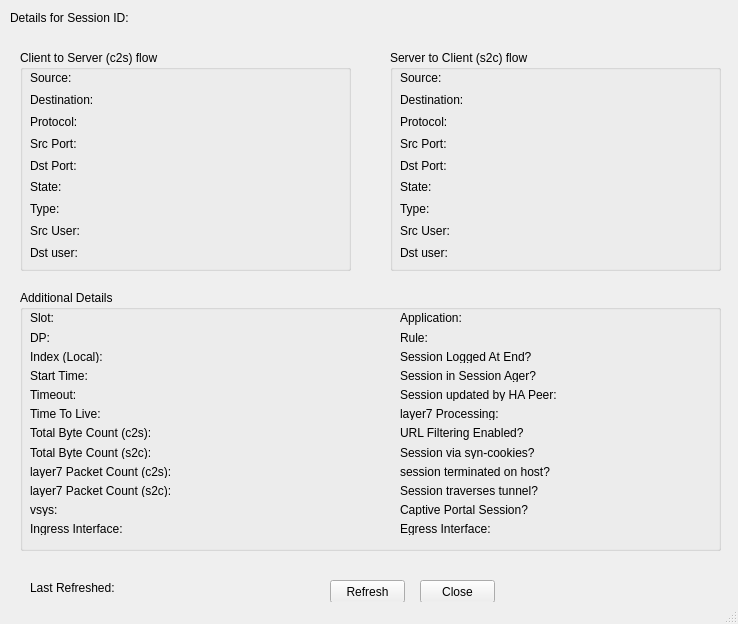
First picture: the form in session-detail.ui, repository mikejrizzo/pan-session-viewer, before the edit.
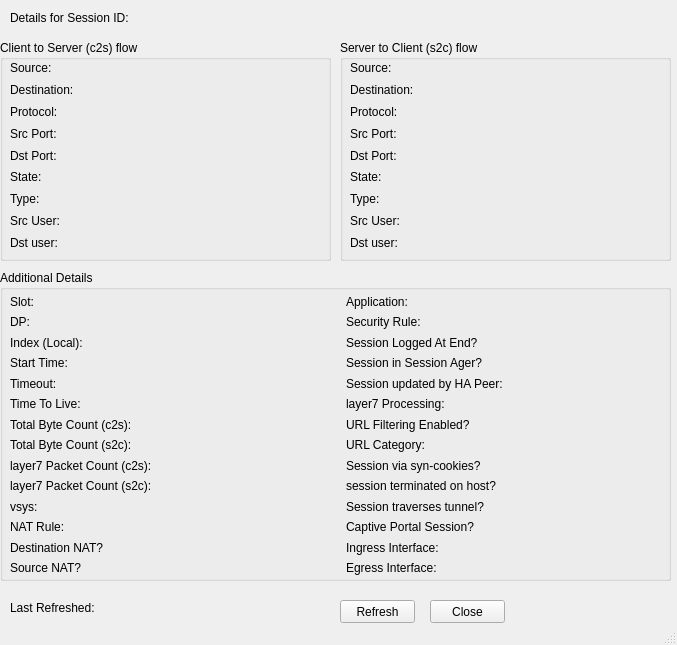
Second picture: the form after the edit. Icons and pictures are not drawn.

Commit message: Added detail fields for NAT info

Diff of the .ui file:
```diff
--- a/session-detail.ui
+++ b/session-detail.ui
@@ -6,8 +6,8 @@
    <rect>
     <x>0</x>
     <y>0</y>
-    <width>738</width>
-    <height>624</height>
+    <width>677</width>
+    <height>645</height>
    </rect>
   </property>
   <property name="sizePolicy">
@@ -40,8 +40,8 @@
    <widget class="QGroupBox" name="groupBox">
     <property name="geometry">
      <rect>
-      <x>20</x>
-      <y>50</y>
+      <x>0</x>
+      <y>40</y>
       <width>331</width>
       <height>221</height>
      </rect>
@@ -245,8 +245,8 @@
    <widget class="QGroupBox" name="groupBox_2">
     <property name="geometry">
      <rect>
-      <x>390</x>
-      <y>50</y>
+      <x>340</x>
+      <y>40</y>
       <width>331</width>
       <height>221</height>
      </rect>
@@ -450,274 +450,22 @@
    <widget class="QGroupBox" name="groupBox_3">
     <property name="geometry">
      <rect>
-      <x>20</x>
-      <y>290</y>
-      <width>701</width>
-      <height>261</height>
+      <x>0</x>
+      <y>270</y>
+      <width>671</width>
+      <height>311</height>
      </rect>
     </property>
     <property name="title">
      <string>Additional Details</string>
     </property>
-    <widget class="QWidget" name="layoutWidget">
+    <widget class="QWidget" name="">
      <property name="geometry">
       <rect>
-       <x>10</x>
-       <y>21</y>
+       <x>346</x>
+       <y>24</y>
        <width>311</width>
-       <height>224</height>
-      </rect>
-     </property>
-     <layout class="QGridLayout" name="gridLayout_4">
-      <item row="0" column="0">
-       <widget class="QLabel" name="label_31">
-        <property name="text">
-         <string>Slot:</string>
-        </property>
-       </widget>
-      </item>
-      <item row="0" column="1">
-       <widget class="QLabel" name="lbl_slot">
-        <property name="sizePolicy">
-         <sizepolicy hsizetype="Expanding" vsizetype="Preferred">
-          <horstretch>0</horstretch>
-          <verstretch>0</verstretch>
-         </sizepolicy>
-        </property>
-        <property name="text">
-         <string/>
-        </property>
-       </widget>
-      </item>
-      <item row="1" column="0">
-       <widget class="QLabel" name="label_34">
-        <property name="text">
-         <string>DP:</string>
-        </property>
-       </widget>
-      </item>
-      <item row="1" column="1">
-       <widget class="QLabel" name="lbl_dp">
-        <property name="sizePolicy">
-         <sizepolicy hsizetype="Expanding" vsizetype="Preferred">
-          <horstretch>0</horstretch>
-          <verstretch>0</verstretch>
-         </sizepolicy>
-        </property>
-        <property name="text">
-         <string/>
-        </property>
-       </widget>
-      </item>
-      <item row="2" column="0">
-       <widget class="QLabel" name="label_36">
-        <property name="text">
-         <string>Index (Local):</string>
-        </property>
-       </widget>
-      </item>
-      <item row="2" column="1">
-       <widget class="QLabel" name="lbl_index">
-        <property name="sizePolicy">
-         <sizepolicy hsizetype="Expanding" vsizetype="Preferred">
-          <horstretch>0</horstretch>
-          <verstretch>0</verstretch>
-         </sizepolicy>
-        </property>
-        <property name="text">
-         <string/>
-        </property>
-       </widget>
-      </item>
-      <item row="3" column="0">
-       <widget class="QLabel" name="label_38">
-        <property name="text">
-         <string>Start Time:</string>
-        </property>
-       </widget>
-      </item>
-      <item row="3" column="1">
-       <widget class="QLabel" name="lbl_starttime">
-        <property name="sizePolicy">
-         <sizepolicy hsizetype="Expanding" vsizetype="Preferred">
-          <horstretch>0</horstretch>
-          <verstretch>0</verstretch>
-         </sizepolicy>
-        </property>
-        <property name="text">
-         <string/>
-        </property>
-       </widget>
-      </item>
-      <item row="4" column="0">
-       <widget class="QLabel" name="label_40">
-        <property name="text">
-         <string>Timeout:</string>
-        </property>
-       </widget>
-      </item>
-      <item row="4" column="1">
-       <widget class="QLabel" name="lbl_timeout">
-        <property name="sizePolicy">
-         <sizepolicy hsizetype="Expanding" vsizetype="Preferred">
-          <horstretch>0</horstretch>
-          <verstretch>0</verstretch>
-         </sizepolicy>
-        </property>
-        <property name="text">
-         <string/>
-        </property>
-       </widget>
-      </item>
-      <item row="5" column="0">
-       <widget class="QLabel" name="label_42">
-        <property name="text">
-         <string>Time To Live:</string>
-        </property>
-       </widget>
-      </item>
-      <item row="5" column="1">
-       <widget class="QLabel" name="lbl_ttl">
-        <property name="sizePolicy">
-         <sizepolicy hsizetype="Expanding" vsizetype="Preferred">
-          <horstretch>0</horstretch>
-          <verstretch>0</verstretch>
-         </sizepolicy>
-        </property>
-        <property name="text">
-         <string/>
-        </property>
-       </widget>
-      </item>
-      <item row="6" column="0">
-       <widget class="QLabel" name="label_44">
-        <property name="text">
-         <string>Total Byte Count (c2s):</string>
-        </property>
-       </widget>
-      </item>
-      <item row="6" column="1">
-       <widget class="QLabel" name="lbl_bytes_c2s">
-        <property name="sizePolicy">
-         <sizepolicy hsizetype="Expanding" vsizetype="Preferred">
-          <horstretch>0</horstretch>
-          <verstretch>0</verstretch>
-         </sizepolicy>
-        </property>
-        <property name="text">
-         <string/>
-        </property>
-       </widget>
-      </item>
-      <item row="7" column="0">
-       <widget class="QLabel" name="label_45">
-        <property name="text">
-         <string>Total Byte Count (s2c):</string>
-        </property>
-       </widget>
-      </item>
-      <item row="7" column="1">
-       <widget class="QLabel" name="lbl_bytes_s2c">
-        <property name="sizePolicy">
-         <sizepolicy hsizetype="Expanding" vsizetype="Preferred">
-          <horstretch>0</horstretch>
-          <verstretch>0</verstretch>
-         </sizepolicy>
-        </property>
-        <property name="text">
-         <string/>
-        </property>
-       </widget>
-      </item>
-      <item row="8" column="0">
-       <widget class="QLabel" name="label_47">
-        <property name="text">
-         <string>layer7 Packet Count (c2s):</string>
-        </property>
-       </widget>
-      </item>
-      <item row="8" column="1">
-       <widget class="QLabel" name="lbl_pkts_c2s">
-        <property name="sizePolicy">
-         <sizepolicy hsizetype="Expanding" vsizetype="Preferred">
-          <horstretch>0</horstretch>
-          <verstretch>0</verstretch>
-         </sizepolicy>
-        </property>
-        <property name="text">
-         <string/>
-        </property>
-       </widget>
-      </item>
-      <item row="9" column="0">
-       <widget class="QLabel" name="label_49">
-        <property name="text">
-         <string>layer7 Packet Count (s2c):</string>
-        </property>
-       </widget>
-      </item>
-      <item row="9" column="1">
-       <widget class="QLabel" name="lbl_pkts_s2c">
-        <property name="sizePolicy">
-         <sizepolicy hsizetype="Expanding" vsizetype="Preferred">
-          <horstretch>0</horstretch>
-          <verstretch>0</verstretch>
-         </sizepolicy>
-        </property>
-        <property name="text">
-         <string/>
-        </property>
-       </widget>
-      </item>
-      <item row="10" column="0">
-       <widget class="QLabel" name="label_51">
-        <property name="text">
-         <string>vsys:</string>
-        </property>
-       </widget>
-      </item>
-      <item row="10" column="1">
-       <widget class="QLabel" name="lbl_vsys">
-        <property name="sizePolicy">
-         <sizepolicy hsizetype="Expanding" vsizetype="Preferred">
-          <horstretch>0</horstretch>
-          <verstretch>0</verstretch>
-         </sizepolicy>
-        </property>
-        <property name="text">
-         <string/>
-        </property>
-       </widget>
-      </item>
-      <item row="11" column="0">
-       <widget class="QLabel" name="label_76">
-        <property name="text">
-         <string>Ingress Interface:</string>
-        </property>
-       </widget>
-      </item>
-      <item row="11" column="1">
-       <widget class="QLabel" name="lbl_ingress_intf">
-        <property name="sizePolicy">
-         <sizepolicy hsizetype="Expanding" vsizetype="Preferred">
-          <horstretch>0</horstretch>
-          <verstretch>0</verstretch>
-         </sizepolicy>
-        </property>
-        <property name="text">
-         <string/>
-        </property>
-       </widget>
-      </item>
-     </layout>
-    </widget>
-    <widget class="QWidget" name="layoutWidget">
-     <property name="geometry">
-      <rect>
-       <x>380</x>
-       <y>21</y>
-       <width>311</width>
-       <height>224</height>
+       <height>281</height>
       </rect>
      </property>
      <layout class="QGridLayout" name="gridLayout_5">
@@ -744,7 +492,7 @@
       <item row="1" column="0">
        <widget class="QLabel" name="label_55">
         <property name="text">
-         <string>Rule:</string>
+         <string>Security Rule:</string>
         </property>
        </widget>
       </item>
@@ -862,13 +610,33 @@
        </widget>
       </item>
       <item row="7" column="0">
+       <widget class="QLabel" name="label_81">
+        <property name="text">
+         <string>URL Category:</string>
+        </property>
+       </widget>
+      </item>
+      <item row="7" column="1">
+       <widget class="QLabel" name="lbl_url_cat">
+        <property name="sizePolicy">
+         <sizepolicy hsizetype="Expanding" vsizetype="Preferred">
+          <horstretch>0</horstretch>
+          <verstretch>0</verstretch>
+         </sizepolicy>
+        </property>
+        <property name="text">
+         <string/>
+        </property>
+       </widget>
+      </item>
+      <item row="8" column="0">
        <widget class="QLabel" name="label_67">
         <property name="text">
          <string>Session via syn-cookies?</string>
         </property>
        </widget>
       </item>
-      <item row="7" column="1">
+      <item row="8" column="1">
        <widget class="QLabel" name="lbl_syncookies">
         <property name="sizePolicy">
          <sizepolicy hsizetype="Expanding" vsizetype="Preferred">
@@ -881,14 +649,14 @@
         </property>
        </widget>
       </item>
-      <item row="8" column="0">
+      <item row="9" column="0">
        <widget class="QLabel" name="label_69">
         <property name="text">
          <string>session terminated on host?</string>
         </property>
        </widget>
       </item>
-      <item row="8" column="1">
+      <item row="9" column="1">
        <widget class="QLabel" name="lbl_term_host">
         <property name="sizePolicy">
          <sizepolicy hsizetype="Expanding" vsizetype="Preferred">
@@ -901,14 +669,14 @@
         </property>
        </widget>
       </item>
-      <item row="9" column="0">
+      <item row="10" column="0">
        <widget class="QLabel" name="label_71">
         <property name="text">
          <string>Session traverses tunnel?</string>
         </property>
        </widget>
       </item>
-      <item row="9" column="1">
+      <item row="10" column="1">
        <widget class="QLabel" name="lbl_tunnel">
         <property name="sizePolicy">
          <sizepolicy hsizetype="Expanding" vsizetype="Preferred">
@@ -921,14 +689,14 @@
         </property>
        </widget>
       </item>
-      <item row="10" column="0">
+      <item row="11" column="0">
        <widget class="QLabel" name="label_73">
         <property name="text">
          <string>Captive Portal Session?</string>
         </property>
        </widget>
       </item>
-      <item row="10" column="1">
+      <item row="11" column="1">
        <widget class="QLabel" name="lbl_cp">
         <property name="sizePolicy">
          <sizepolicy hsizetype="Expanding" vsizetype="Preferred">
@@ -941,14 +709,34 @@
         </property>
        </widget>
       </item>
-      <item row="11" column="0">
+      <item row="12" column="0">
+       <widget class="QLabel" name="label_76">
+        <property name="text">
+         <string>Ingress Interface:</string>
+        </property>
+       </widget>
+      </item>
+      <item row="12" column="1">
+       <widget class="QLabel" name="lbl_ingress_intf">
+        <property name="sizePolicy">
+         <sizepolicy hsizetype="Expanding" vsizetype="Preferred">
+          <horstretch>0</horstretch>
+          <verstretch>0</verstretch>
+         </sizepolicy>
+        </property>
+        <property name="text">
+         <string/>
+        </property>
+       </widget>
+      </item>
+      <item row="13" column="0">
        <widget class="QLabel" name="label_78">
         <property name="text">
          <string>Egress Interface:</string>
         </property>
        </widget>
       </item>
-      <item row="11" column="1">
+      <item row="13" column="1">
        <widget class="QLabel" name="lbl_egress_intf">
         <property name="sizePolicy">
          <sizepolicy hsizetype="Expanding" vsizetype="Preferred">
@@ -963,12 +751,304 @@
       </item>
      </layout>
     </widget>
+    <widget class="QWidget" name="">
+     <property name="geometry">
+      <rect>
+       <x>10</x>
+       <y>24</y>
+       <width>311</width>
+       <height>281</height>
+      </rect>
+     </property>
+     <layout class="QGridLayout" name="gridLayout_4">
+      <item row="0" column="0">
+       <widget class="QLabel" name="label_31">
+        <property name="text">
+         <string>Slot:</string>
+        </property>
+       </widget>
+      </item>
+      <item row="0" column="1">
+       <widget class="QLabel" name="lbl_slot">
+        <property name="sizePolicy">
+         <sizepolicy hsizetype="Expanding" vsizetype="Preferred">
+          <horstretch>0</horstretch>
+          <verstretch>0</verstretch>
+         </sizepolicy>
+        </property>
+        <property name="text">
+         <string/>
+        </property>
+       </widget>
+      </item>
+      <item row="1" column="0">
+       <widget class="QLabel" name="label_34">
+        <property name="text">
+         <string>DP:</string>
+        </property>
+       </widget>
+      </item>
+      <item row="1" column="1">
+       <widget class="QLabel" name="lbl_dp">
+        <property name="sizePolicy">
+         <sizepolicy hsizetype="Expanding" vsizetype="Preferred">
+          <horstretch>0</horstretch>
+          <verstretch>0</verstretch>
+         </sizepolicy>
+        </property>
+        <property name="text">
+         <string/>
+        </property>
+       </widget>
+      </item>
+      <item row="2" column="0">
+       <widget class="QLabel" name="label_36">
+        <property name="text">
+         <string>Index (Local):</string>
+        </property>
+       </widget>
+      </item>
+      <item row="2" column="1">
+       <widget class="QLabel" name="lbl_index">
+        <property name="sizePolicy">
+         <sizepolicy hsizetype="Expanding" vsizetype="Preferred">
+          <horstretch>0</horstretch>
+          <verstretch>0</verstretch>
+         </sizepolicy>
+        </property>
+        <property name="text">
+         <string/>
+        </property>
+       </widget>
+      </item>
+      <item row="3" column="0">
+       <widget class="QLabel" name="label_38">
+        <property name="text">
+         <string>Start Time:</string>
+        </property>
+       </widget>
+      </item>
+      <item row="3" column="1">
+       <widget class="QLabel" name="lbl_starttime">
+        <property name="sizePolicy">
+         <sizepolicy hsizetype="Expanding" vsizetype="Preferred">
+          <horstretch>0</horstretch>
+          <verstretch>0</verstretch>
+         </sizepolicy>
+        </property>
+        <property name="text">
+         <string/>
+        </property>
+       </widget>
+      </item>
+      <item row="4" column="0">
+       <widget class="QLabel" name="label_40">
+        <property name="text">
+         <string>Timeout:</string>
+        </property>
+       </widget>
+      </item>
+      <item row="4" column="1">
+       <widget class="QLabel" name="lbl_timeout">
+        <property name="sizePolicy">
+         <sizepolicy hsizetype="Expanding" vsizetype="Preferred">
+          <horstretch>0</horstretch>
+          <verstretch>0</verstretch>
+         </sizepolicy>
+        </property>
+        <property name="text">
+         <string/>
+        </property>
+       </widget>
+      </item>
+      <item row="5" column="0">
+       <widget class="QLabel" name="label_42">
+        <property name="text">
+         <string>Time To Live:</string>
+        </property>
+       </widget>
+      </item>
+      <item row="5" column="1">
+       <widget class="QLabel" name="lbl_ttl">
+        <property name="sizePolicy">
+         <sizepolicy hsizetype="Expanding" vsizetype="Preferred">
+          <horstretch>0</horstretch>
+          <verstretch>0</verstretch>
+         </sizepolicy>
+        </property>
+        <property name="text">
+         <string/>
+        </property>
+       </widget>
+      </item>
+      <item row="6" column="0">
+       <widget class="QLabel" name="label_44">
+        <property name="text">
+         <string>Total Byte Count (c2s):</string>
+        </property>
+       </widget>
+      </item>
+      <item row="6" column="1">
+       <widget class="QLabel" name="lbl_bytes_c2s">
+        <property name="sizePolicy">
+         <sizepolicy hsizetype="Expanding" vsizetype="Preferred">
+          <horstretch>0</horstretch>
+          <verstretch>0</verstretch>
+         </sizepolicy>
+        </property>
+        <property name="text">
+         <string/>
+        </property>
+       </widget>
+      </item>
+      <item row="7" column="0">
+       <widget class="QLabel" name="label_45">
+        <property name="text">
+         <string>Total Byte Count (s2c):</string>
+        </property>
+       </widget>
+      </item>
+      <item row="7" column="1">
+       <widget class="QLabel" name="lbl_bytes_s2c">
+        <property name="sizePolicy">
+         <sizepolicy hsizetype="Expanding" vsizetype="Preferred">
+          <horstretch>0</horstretch>
+          <verstretch>0</verstretch>
+         </sizepolicy>
+        </property>
+        <property name="text">
+         <string/>
+        </property>
+       </widget>
+      </item>
+      <item row="8" column="0">
+       <widget class="QLabel" name="label_47">
+        <property name="text">
+         <string>layer7 Packet Count (c2s):</string>
+        </property>
+       </widget>
+      </item>
+      <item row="8" column="1">
+       <widget class="QLabel" name="lbl_pkts_c2s">
+        <property name="sizePolicy">
+         <sizepolicy hsizetype="Expanding" vsizetype="Preferred">
+          <horstretch>0</horstretch>
+          <verstretch>0</verstretch>
+         </sizepolicy>
+        </property>
+        <property name="text">
+         <string/>
+        </property>
+       </widget>
+      </item>
+      <item row="9" column="0">
+       <widget class="QLabel" name="label_49">
+        <property name="text">
+         <string>layer7 Packet Count (s2c):</string>
+        </property>
+       </widget>
+      </item>
+      <item row="9" column="1">
+       <widget class="QLabel" name="lbl_pkts_s2c">
+        <property name="sizePolicy">
+         <sizepolicy hsizetype="Expanding" vsizetype="Preferred">
+          <horstretch>0</horstretch>
+          <verstretch>0</verstretch>
+         </sizepolicy>
+        </property>
+        <property name="text">
+         <string/>
+        </property>
+       </widget>
+      </item>
+      <item row="10" column="0">
+       <widget class="QLabel" name="label_51">
+        <property name="text">
+         <string>vsys:</string>
+        </property>
+       </widget>
+      </item>
+      <item row="10" column="1">
+       <widget class="QLabel" name="lbl_vsys">
+        <property name="sizePolicy">
+         <sizepolicy hsizetype="Expanding" vsizetype="Preferred">
+          <horstretch>0</horstretch>
+          <verstretch>0</verstretch>
+         </sizepolicy>
+        </property>
+        <property name="text">
+         <string/>
+        </property>
+       </widget>
+      </item>
+      <item row="11" column="0">
+       <widget class="QLabel" name="label_80">
+        <property name="text">
+         <string>NAT Rule:</string>
+        </property>
+       </widget>
+      </item>
+      <item row="11" column="1">
+       <widget class="QLabel" name="lbl_nat_rule">
+        <property name="sizePolicy">
+         <sizepolicy hsizetype="Expanding" vsizetype="Preferred">
+          <horstretch>0</horstretch>
+          <verstretch>0</verstretch>
+         </sizepolicy>
+        </property>
+        <property name="text">
+         <string/>
+        </property>
+       </widget>
+      </item>
+      <item row="12" column="0">
+       <widget class="QLabel" name="label_79">
+        <property name="text">
+         <string>Destination NAT?</string>
+        </property>
+       </widget>
+      </item>
+      <item row="12" column="1">
+       <widget class="QLabel" name="lbl_dnat">
+        <property name="sizePolicy">
+         <sizepolicy hsizetype="Expanding" vsizetype="Preferred">
+          <horstretch>0</horstretch>
+          <verstretch>0</verstretch>
+         </sizepolicy>
+        </property>
+        <property name="text">
+         <string/>
+        </property>
+       </widget>
+      </item>
+      <item row="13" column="0">
+       <widget class="QLabel" name="label_87">
+        <property name="text">
+         <string>Source NAT?</string>
+        </property>
+       </widget>
+      </item>
+      <item row="13" column="1">
+       <widget class="QLabel" name="lbl_srcnat">
+        <property name="sizePolicy">
+         <sizepolicy hsizetype="Expanding" vsizetype="Preferred">
+          <horstretch>0</horstretch>
+          <verstretch>0</verstretch>
+         </sizepolicy>
+        </property>
+        <property name="text">
+         <string/>
+        </property>
+       </widget>
+      </item>
+     </layout>
+    </widget>
    </widget>
    <widget class="QPushButton" name="btn_refresh">
     <property name="geometry">
      <rect>
-      <x>330</x>
-      <y>580</y>
+      <x>340</x>
+      <y>600</y>
       <width>75</width>
       <height>23</height>
      </rect>
@@ -1006,8 +1086,8 @@
    <widget class="QWidget" name="layoutWidget">
     <property name="geometry">
      <rect>
-      <x>30</x>
-      <y>580</y>
+      <x>10</x>
+      <y>600</y>
       <width>291</width>
       <height>16</height>
      </rect>
@@ -1038,8 +1118,8 @@
    <widget class="QPushButton" name="btn_close">
     <property name="geometry">
      <rect>
-      <x>420</x>
-      <y>580</y>
+      <x>430</x>
+      <y>600</y>
       <width>75</width>
       <height>23</height>
      </rect>
```
The commit also changes 2 other files.
